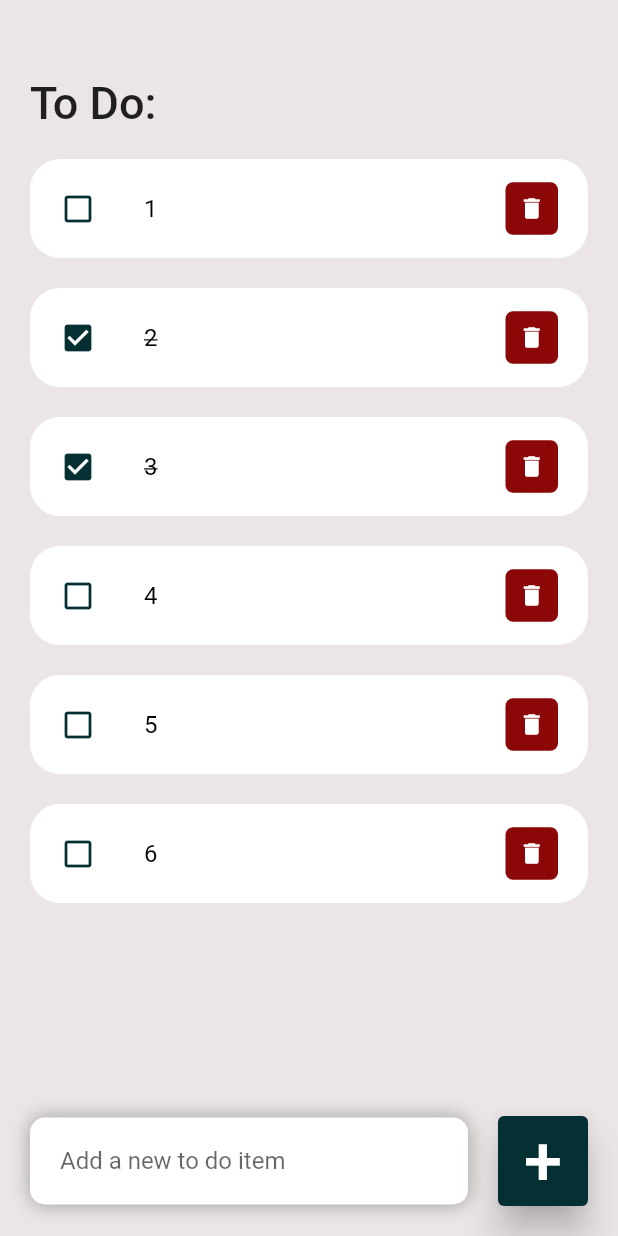
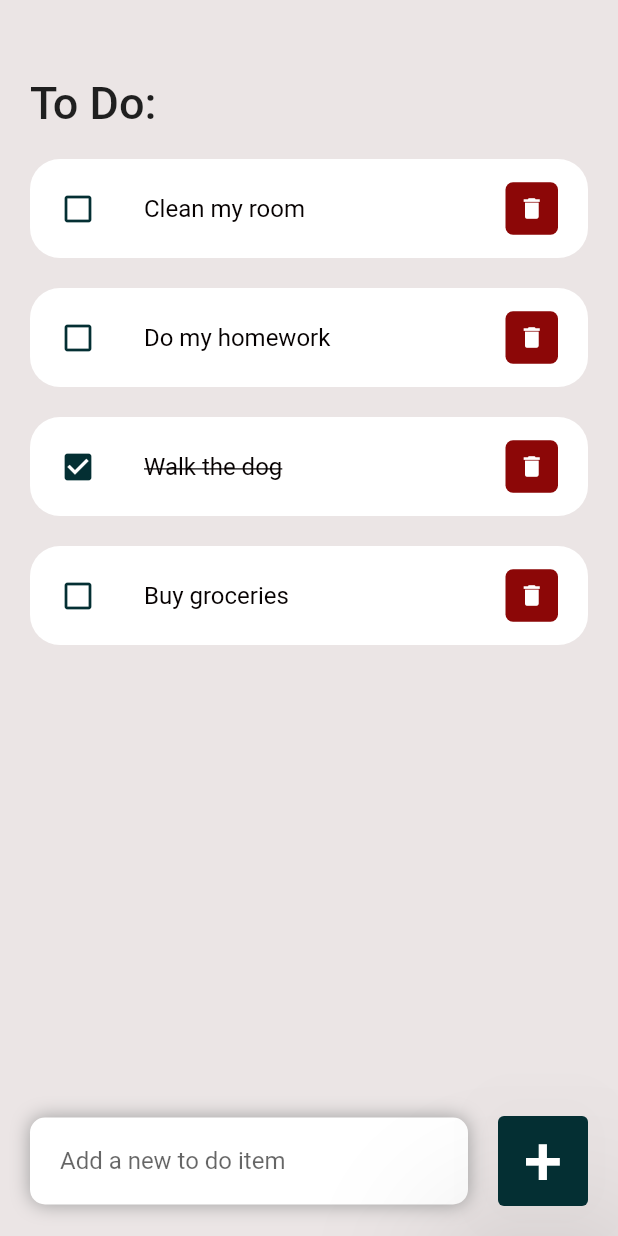
Before and after one commit to ZYPetkova20/to_do_list, a Flutter app: the screen it shows after launch, on a phone screen of 412 x 824 dp. Run offline on Flutter 3.47's test engine with Material 2 defaults, Android fonts, the phone set to English and light mode, and no system bars.

```diff
--- a/to_do_app/lib/model/todo.dart
+++ b/to_do_app/lib/model/todo.dart
@@ -11,12 +11,10 @@ class ToDo{
 
   static List<ToDo> todoList() {
     return [
-      ToDo(id: '01', todoText: '1', ),
-      ToDo(id: '02', todoText: '2', isDone: true),
-      ToDo(id: '03', todoText: '3', isDone: true),
-      ToDo(id: '04', todoText: '4', ),
-      ToDo(id: '05', todoText: '5', ),
-      ToDo(id: '06', todoText: '6', ),
+      ToDo(id: '01', todoText: 'Clean my room', ),
+      ToDo(id: '02', todoText: 'Do my homework',),
+      ToDo(id: '03', todoText: 'Walk the dog', isDone: true),
+      ToDo(id: '04', todoText: 'Buy groceries', ),
     ];
   }
 }
--- a/to_do_app/lib/screens/home.dart
+++ b/to_do_app/lib/screens/home.dart
@@ -86,14 +86,14 @@ class _HomeState extends State<Home> {
                   right: 20,
                 ),
                 child: ElevatedButton(
-                  child: Text('+', style: TextStyle(fontSize: 46,),),
+                  child: Text('+', style: TextStyle(fontSize: 46,), ),
                   onPressed: () {
                     _addToDoItem(_todoController.text);
                   },
                   style: ElevatedButton.styleFrom(
                     primary: todoBlue,
                     minimumSize: Size(60, 60),
-                    elevation: 10,
+                    elevation: 50,
                   )
                   )
                ),
```
Also changed, not shown: to_do_app/lib/main.dart (line endings or trailing spaces), 1 other file.
